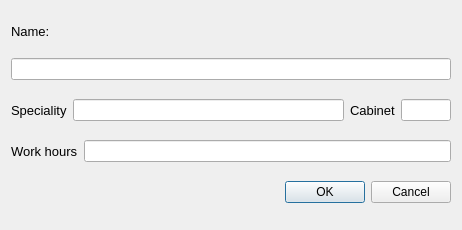
Before: the Qt Designer form Policlinic/doctorChangeDialog.ui in artem-bochkarev/alexandras_task, drawn with Qt 5.
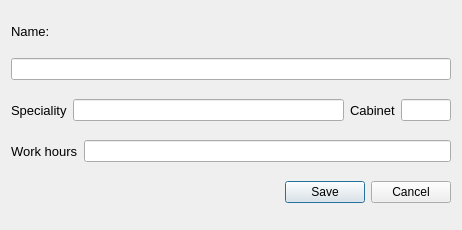
After: the same form once the commit is applied.

```diff
--- a/Policlinic/doctorChangeDialog.ui
+++ b/Policlinic/doctorChangeDialog.ui
@@ -139,7 +139,7 @@
       <enum>Qt::Horizontal</enum>
      </property>
      <property name="standardButtons">
-      <set>QDialogButtonBox::Cancel|QDialogButtonBox::Ok</set>
+      <set>QDialogButtonBox::Cancel|QDialogButtonBox::Save</set>
      </property>
     </widget>
    </item>
```
Left out of the diff: 2 changed lines with no effect on the pictures.
